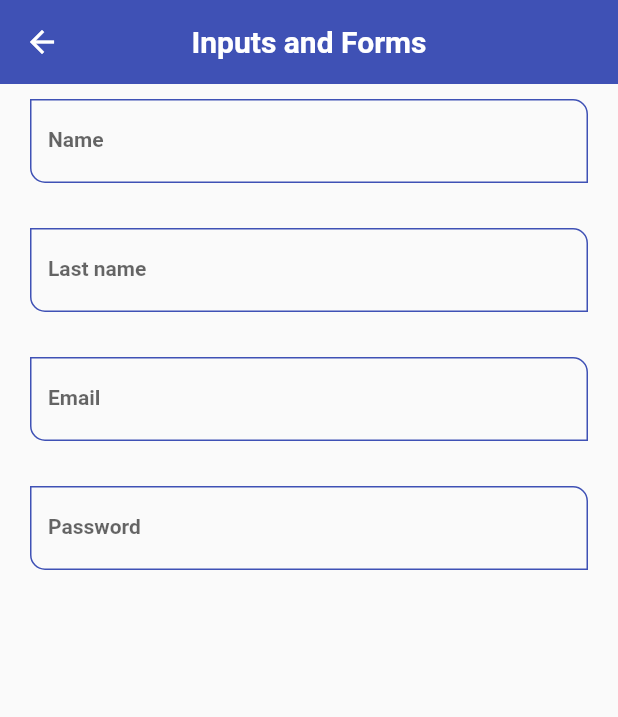
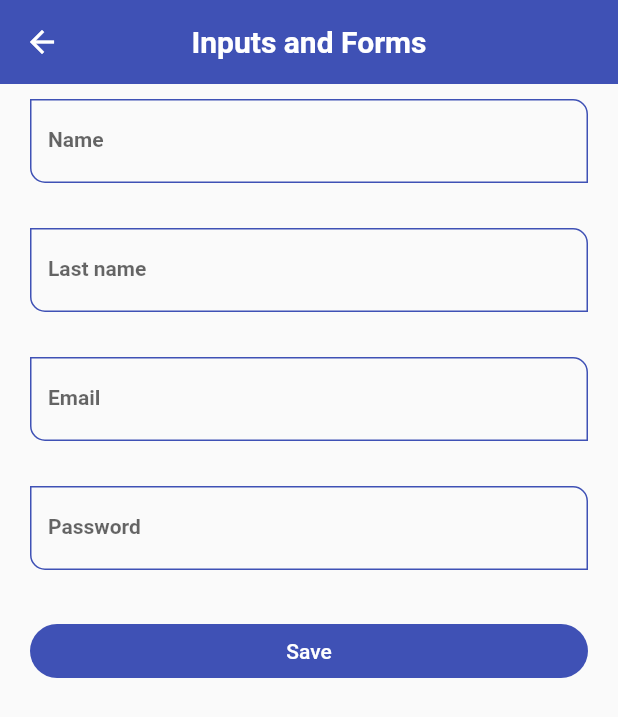
Before and after one commit to a-tiny-developer/flutter_components, a Flutter app: the InputsScreen screen opened by its route, on a phone screen of 412 x 824 dp. Shown: the top 717 px of the screen. Run offline on Flutter 3.47's test engine with Material 2 defaults, Android fonts, the phone set to English and light mode, and no system bars; our stand-ins replace google_fonts.

```diff
--- a/lib/screens/inputs_screen.dart
+++ b/lib/screens/inputs_screen.dart
@@ -7,6 +7,16 @@ class InputsScreen extends StatelessWidget {
 
   @override
   Widget build(BuildContext context) {
+    final formValues = <String, String>{
+      'first_name': 'Fernando',
+      'last_name': 'Herrera',
+      'email': 'fernando@google.com',
+      'password': '12345',
+      'role': 'Admin',
+    };
+
+    final myFormKey = GlobalKey<FormState>();
+
     return Scaffold(
       appBar: AppBar(
         title: const Text('Inputs and Forms'),
@@ -14,31 +24,50 @@ class InputsScreen extends StatelessWidget {
       body: SingleChildScrollView(
         child: Padding(
           padding: const EdgeInsets.symmetric(horizontal: 20, vertical: 10),
+          child: Form(
+            key: myFormKey,
             child: Column(
-            children: const [
-              CustomInputField(
+              children: [
+                const CustomInputField(
                   labelText: 'Name',
                   hintText: 'User Name',
                 ),
-              SizedBox(height: 30),
-              CustomInputField(
+                const SizedBox(height: 30),
+                const CustomInputField(
                   labelText: 'Last name',
                   hintText: 'User Last name',
                 ),
-              SizedBox(height: 30),
-              CustomInputField(
+                const SizedBox(height: 30),
+                const CustomInputField(
                   labelText: 'Email',
                   hintText: 'User Email',
                   keyboardType: TextInputType.emailAddress,
                 ),
-              SizedBox(height: 30),
-              CustomInputField(
+                const SizedBox(height: 30),
+                const CustomInputField(
                   labelText: 'Password',
                   hintText: 'User Password',
                   obscureText: true,
                 ),
-              SizedBox(height: 30),
+                const SizedBox(height: 30),
+                ElevatedButton(
+                  onPressed: () {
+                    FocusScope.of(context).requestFocus(FocusNode());
+                    if (!myFormKey.currentState!.validate()) {
+                      print('Invalid Form');
+                      return;
+                    }
+                    print(formValues);
+                  },
+                  child: const SizedBox(
+                    width: double.infinity,
+                    child: Center(
+                      child: Text('Save'),
+                    ),
+                  ),
+                )
               ],
+            ),
           ),
         ),
       ),
```
Lines whose indentation alone changed are shown as unchanged.
